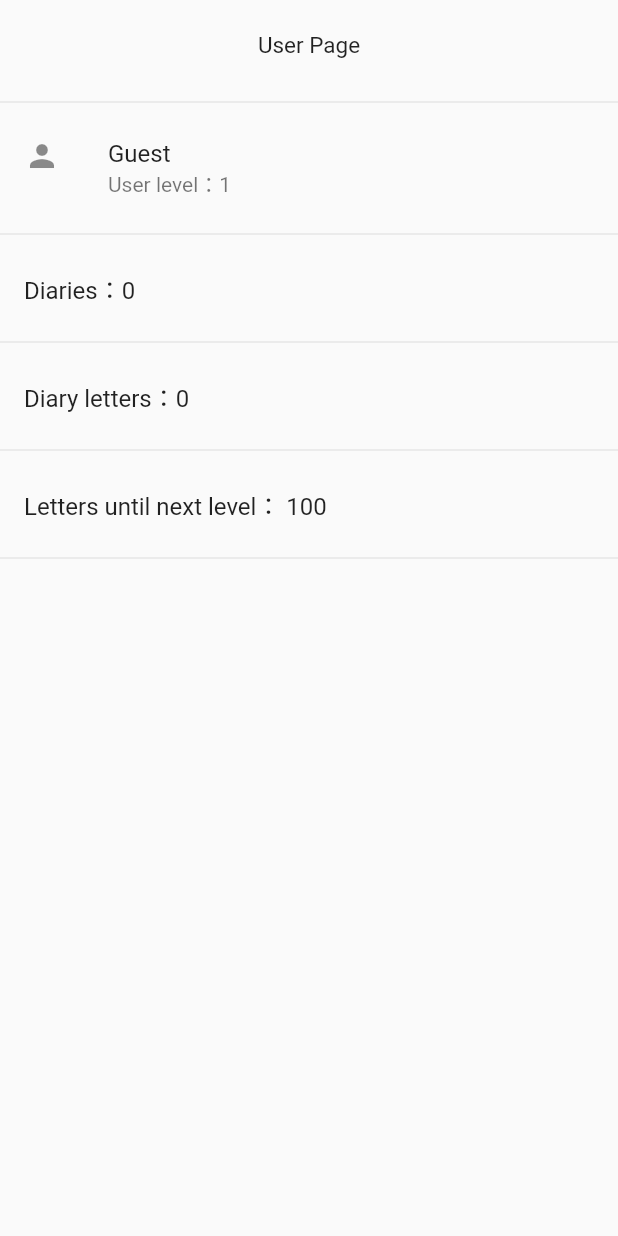
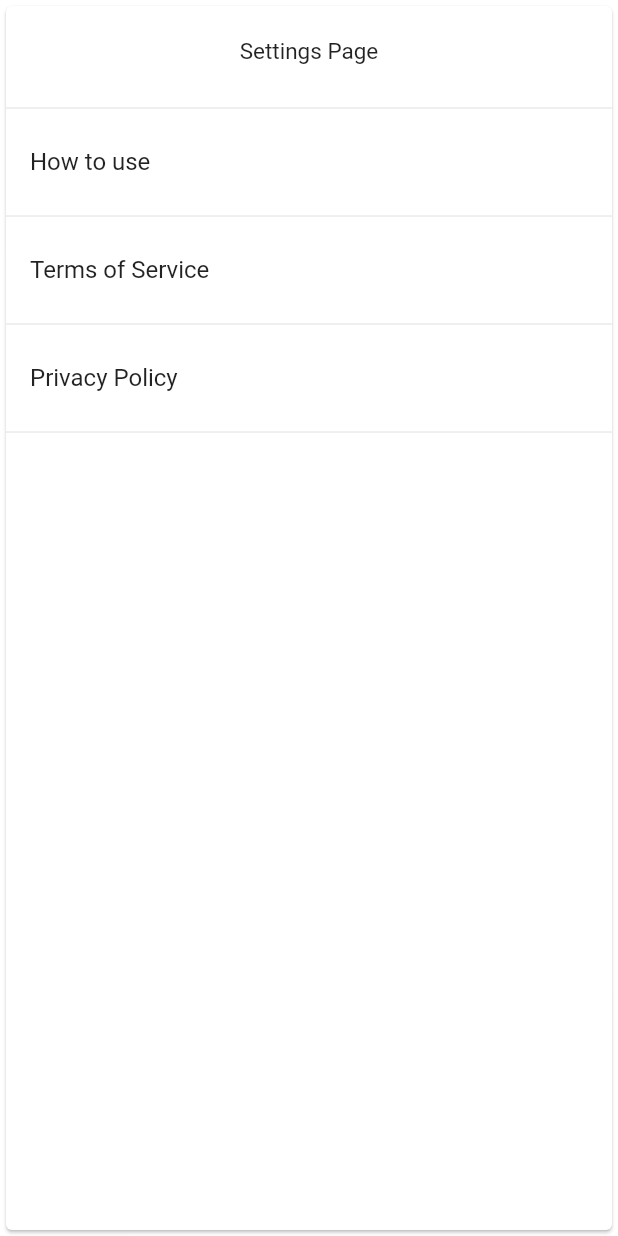
Before and after one commit to Ta23ka98/expressive_writing, a Flutter app: the screen it shows after launch, on a phone screen of 412 x 824 dp. Run offline on Flutter 3.47's test engine with Material 2 defaults, Android fonts, the phone set to English and light mode, and no system bars.

Commit message:
add: Implement SettingPage UI
Added SettingsPage() and implemented its UI.

```diff
--- a/lib/main.dart
+++ b/lib/main.dart
@@ -1,4 +1,5 @@
 import 'package:expressive_writing/presentation/navigation_page/navigation_page.dart';
+import 'package:expressive_writing/presentation/setting_page/settings_page.dart';
 import 'package:expressive_writing/presentation/user_page/user_page.dart';
 import 'package:flutter/material.dart';
 
@@ -15,7 +16,7 @@ class MyApp extends StatelessWidget {
       theme: ThemeData(
         primarySwatch: Colors.blue,
       ),
-      home: const UserPage(),
+      home: const SettingsPage(),
     );
   }
 }
--- /dev/null
+++ b/lib/presentation/setting_page/settings_page.dart
@@ -0,0 +1,30 @@
+import 'package:flutter/material.dart';
+
+class SettingsPage extends StatelessWidget {
+  const SettingsPage({Key? key}) : super(key: key);
+
+  @override
+  Widget build(BuildContext context) {
+    return Card(
+      child: Column(
+        children: const [
+          SizedBox(
+            height: 60,
+            child: Center(
+                child: Text(
+              "Settings Page",
+              style: TextStyle(fontSize: 15),
+            )),
+          ),
+          Divider(),
+          ListTile(title: Text('How to use')),
+          Divider(),
+          ListTile(title: Text('Terms of Service')),
+          Divider(),
+          ListTile(title: Text('Privacy Policy')),
+          Divider(),
+        ],
+      ),
+    );
+  }
+}
```
